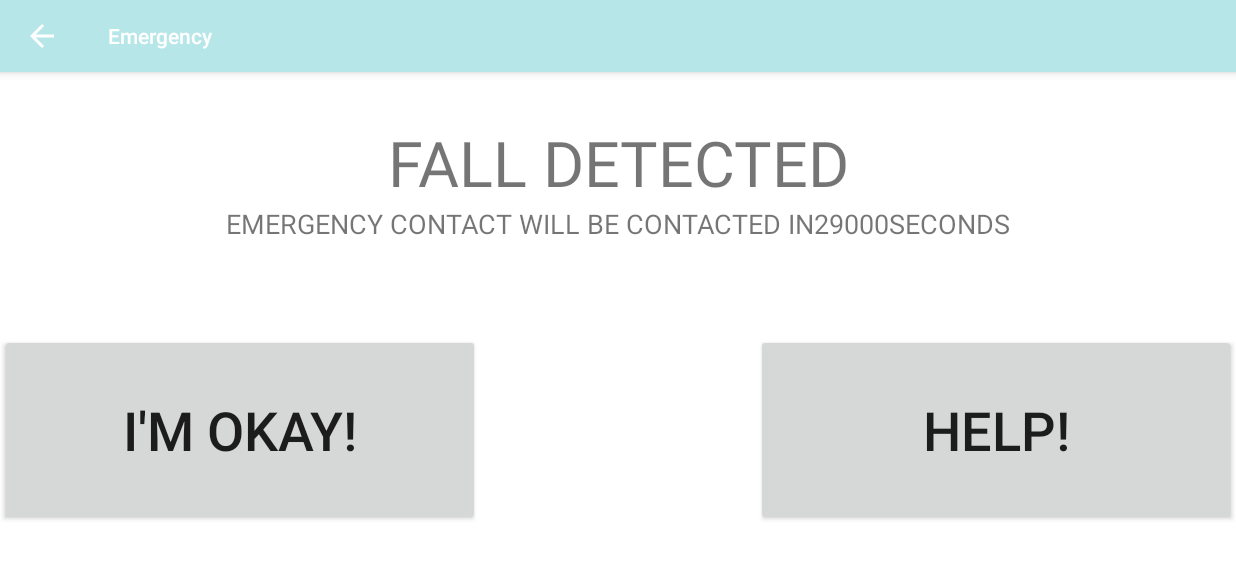
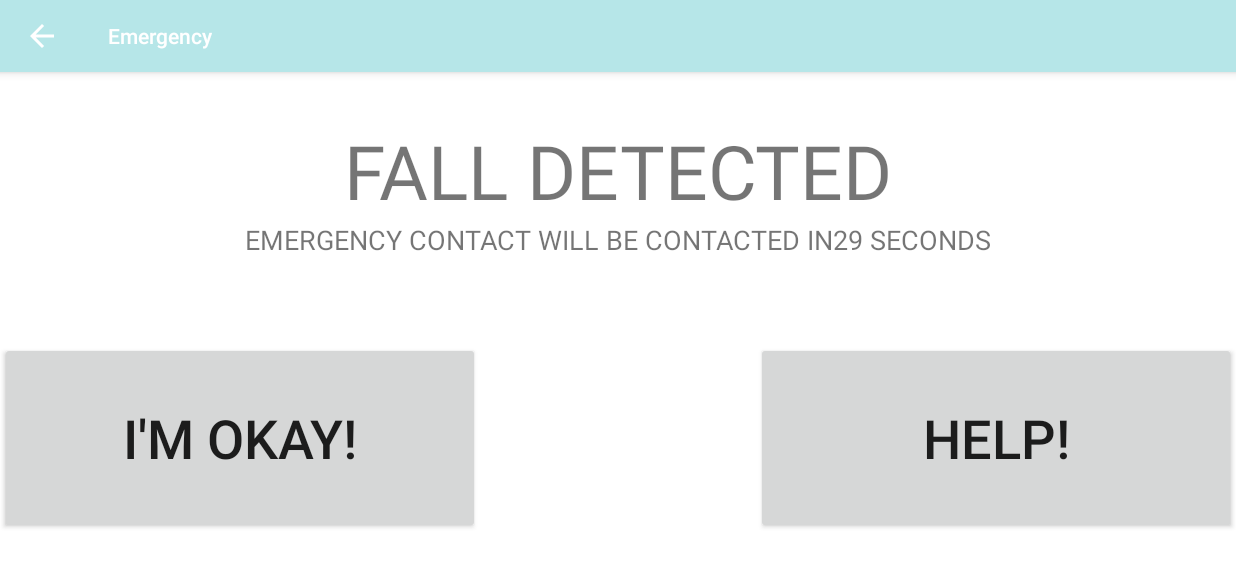
Before and after one commit to nicolas-suzuki/radq, an Android app: the EmergencyActivity screen opened directly, with no data from a screen before it, on a phone screen of 824 x 412 dp (held sideways). Shown: the top 567 px of the screen. Run offline under Robolectric (Android 15) with nearby library versions, the light colour scheme and no system bars.

Commit message:
EmergencyActitivy finished

```diff
--- a/app/src/main/java/com/aden/radq/EmergencyActivity.java
+++ b/app/src/main/java/com/aden/radq/EmergencyActivity.java
@@ -3,32 +3,52 @@ package com.aden.radq;
 import android.graphics.Color;
 import android.os.Bundle;
 import android.os.CountDownTimer;
-import android.speech.tts.TextToSpeech;
+import android.telephony.SmsManager;
 import android.util.Log;
+import android.view.View;
+import android.widget.Button;
 import android.widget.TextView;
 
 import androidx.annotation.Nullable;
 import androidx.appcompat.app.AppCompatActivity;
 import androidx.constraintlayout.widget.ConstraintLayout;
 
+import java.util.concurrent.TimeUnit;
+
 public class EmergencyActivity extends AppCompatActivity {
+    CountDownTimer countDownTimer;
+    Button imOkay;
+    Button imNotOkay;
+    ConstraintLayout currentLayout;
+    TextView emergencyContactWillBeContactedTxt;
+    TextView emergencyTitle;
+
     @Override
     protected void onCreate(@Nullable Bundle savedInstanceState) {
         super.onCreate(savedInstanceState);
         setContentView(R.layout.emergency_activity);
-        final ConstraintLayout currentLayout = findViewById(R.id.emergencyLayout);
-        final TextView textView = findViewById(R.id.emergencyContactWillBeContactedTxt);
-        final String test = (String) textView.getText();
+
+        //Initializing view contents
+        imOkay = findViewById(R.id.imOkay);
+        imNotOkay = findViewById(R.id.imNotOkay);
+        currentLayout = findViewById(R.id.emergencyLayout);
+        emergencyContactWillBeContactedTxt = findViewById(R.id.emergencyContactWillBeContactedTxt);
+        emergencyTitle = findViewById(R.id.emergencyTitle);
+
+        //TODO change string test name/logic
+        final String test = (String) emergencyContactWillBeContactedTxt.getText();
         Log.d("timer", "Timer Started");
 
-        new CountDownTimer(30000,1000){
+        countDownTimer = new CountDownTimer(30000,1000){
             boolean tick = true;
             @Override
             public void onTick(long millisUntilFinished) {
                 Log.d("timer","tick");
 
-                String test2 = test + millisUntilFinished + "seconds";
-                textView.setText(test2);
+                long seconds = TimeUnit.MILLISECONDS.toSeconds(millisUntilFinished);
+
+                String test2 = test + seconds + " seconds";
+                emergencyContactWillBeContactedTxt.setText(test2);
                 if(tick){
                     currentLayout.setBackgroundColor(Color.RED);
                     tick = false;
@@ -40,8 +60,54 @@ public class EmergencyActivity extends AppCompatActivity {
             @Override
             public void onFinish() {
                 Log.d("timer","timer finished");
-
+                //contact
             }
         }.start();
+
+
+        imOkay.setOnClickListener(new View.OnClickListener() {
+            @Override
+            public void onClick(View v) {
+                Log.i("emergency", "I'm Okay button pressed");
+                countDownTimer.cancel();
+            }
+        });
+
+        imNotOkay.setOnClickListener(new View.OnClickListener() {
+            @Override
+            public void onClick(View v) {
+                Log.i("emergency", "Not Okay button pressed");
+                countDownTimer.cancel();
+                //TODO
+                sendMessageToContact();
+            }
+        });
+    }
+
+    @Override
+    protected void onDestroy() {
+        super.onDestroy();
+        countDownTimer.cancel();
+    }
+
+    private void sendMessageToContact() {
+        //TODO Send Message then:
+
+
+
+
+
+
+
+
+        contactContacted();
+    }
+
+    private void contactContacted(){
+        imOkay.setVisibility(View.INVISIBLE);
+        imNotOkay.setVisibility(View.INVISIBLE);
+        emergencyContactWillBeContactedTxt.setVisibility(View.INVISIBLE);
+        emergencyTitle.setText(getResources().getString(R.string.contactContact));
+        currentLayout.setBackgroundColor(Color.GREEN);
     }
 }
--- a/app/src/main/java/com/aden/radq/SettingsActivity.java
+++ b/app/src/main/java/com/aden/radq/SettingsActivity.java
@@ -14,8 +14,6 @@ public class SettingsActivity extends AppCompatActivity {
     public static final String SWITCH_CAMERA_FRONT_BACK ="switchCameraFrontBack";
 
     private SwitchCompat switchCameraFrontBack;
-    private Button bttnSaveSettings;
-
     private boolean isSwitchBackChecked;
 
     @Override
@@ -24,7 +22,7 @@ public class SettingsActivity extends AppCompatActivity {
         setContentView(R.layout.settings_activity);
 
         switchCameraFrontBack = findViewById(R.id.switchCameraFrontBack);
-        bttnSaveSettings = findViewById(R.id.bttnSaveSettings);
+        Button bttnSaveSettings = findViewById(R.id.bttnSaveSettings);
 
         bttnSaveSettings.setOnClickListener(new View.OnClickListener() {
             @Override
--- a/app/src/main/res/layout/emergency_activity.xml
+++ b/app/src/main/res/layout/emergency_activity.xml
@@ -8,7 +8,7 @@
     android:background="#FFFFFF">
 
     <TextView
-        android:id="@+id/textView"
+        android:id="@+id/emergencyTitle"
         android:layout_width="741dp"
         android:layout_height="wrap_content"
         android:layout_alignParentEnd="true"
@@ -17,7 +17,7 @@
         android:textAlignment="center"
         android:textAllCaps="true"
         android:textIsSelectable="false"
-        android:textSize="42sp"
+        android:textSize="50sp"
         app:layout_constraintEnd_toEndOf="parent"
         app:layout_constraintStart_toStartOf="parent"
         app:layout_constraintTop_toTopOf="parent" />
@@ -35,7 +35,7 @@
         app:layout_constraintBottom_toBottomOf="parent"
         app:layout_constraintEnd_toEndOf="parent"
         app:layout_constraintStart_toStartOf="parent"
-        app:layout_constraintTop_toBottomOf="@+id/textView"
+        app:layout_constraintTop_toBottomOf="@+id/emergencyTitle"
         app:layout_constraintVertical_bias="0.0" />
 
     <Button
--- a/app/src/main/res/values/strings.xml
+++ b/app/src/main/res/values/strings.xml
@@ -3,6 +3,7 @@
     <string name="app_description">Fall detector autonomous robot</string>
     <string name="downloading_necessary_files">Downloading RAQD necessary files</string>
     <string name="fall_detected">Fall detected</string>
+    <string name="contactContact">Contact Contacted</string>
 
 
     <!-- Log Messages -->
@@ -29,4 +30,5 @@
     <string name="imOkay">I\'m Okay!</string>
     <string name="imNotOkay">HELP!</string>
     <string name="emergency_contact_will_be_contacted">Emergency contact will be contacted in</string>
+    <string name="app_initials" translatable="false">RADQ</string>
 </resources>
--- a/app/src/main/res/values/styles.xml
+++ b/app/src/main/res/values/styles.xml
@@ -1,14 +1,18 @@
 <resources>
+
+    <!-- TODO Improve Styles -->
     <!-- Base application theme. -->
     <style name="AppTheme" parent="Theme.AppCompat.Light.DarkActionBar">
         <!-- Customize your theme here. -->
         <item name="colorPrimary">@color/colorPrimary</item>
         <item name="colorPrimaryDark">@color/colorPrimaryDark</item>
         <item name="colorAccent">@color/colorAccent</item>
+        <item name="android:windowFullscreen">true</item>
     </style>
 
     <style name="SplashScreen" parent="Theme.AppCompat.Light.NoActionBar">
         <item name="android:windowBackground">@drawable/background_splashscreen</item>
+        <item name="android:windowFullscreen">true</item>
     </style>
 
     <style name="AppThemeNoActionBar" parent="Theme.AppCompat.Light.NoActionBar">
@@ -16,6 +20,7 @@
         <item name="colorPrimary">@color/colorPrimary</item>
         <item name="colorPrimaryDark">@color/colorPrimaryDark</item>
         <item name="colorAccent">@color/colorAccent</item>
+        <item name="android:windowFullscreen">true</item>
     </style>
 
     <style name="AppThemeBlackActionBar" parent="Theme.AppCompat.Light.DarkActionBar">
@@ -23,6 +28,7 @@
         <item name="colorPrimary">@android:color/black</item>
         <item name="colorPrimaryDark">@android:color/black</item>
         <item name="colorAccent">@color/colorAccent</item>
+        <item name="android:windowFullscreen">true</item>
     </style>
 
 </resources>
```
Also changed, not shown: app/src/main/AndroidManifest.xml (+4 -4 lines), app/src/main/java/com/aden/radq/CameraActivity.java (+27 -68 lines), app/src/main/java/com/aden/radq/MainActivity.java (+43 -2 lines), 1 other file.
